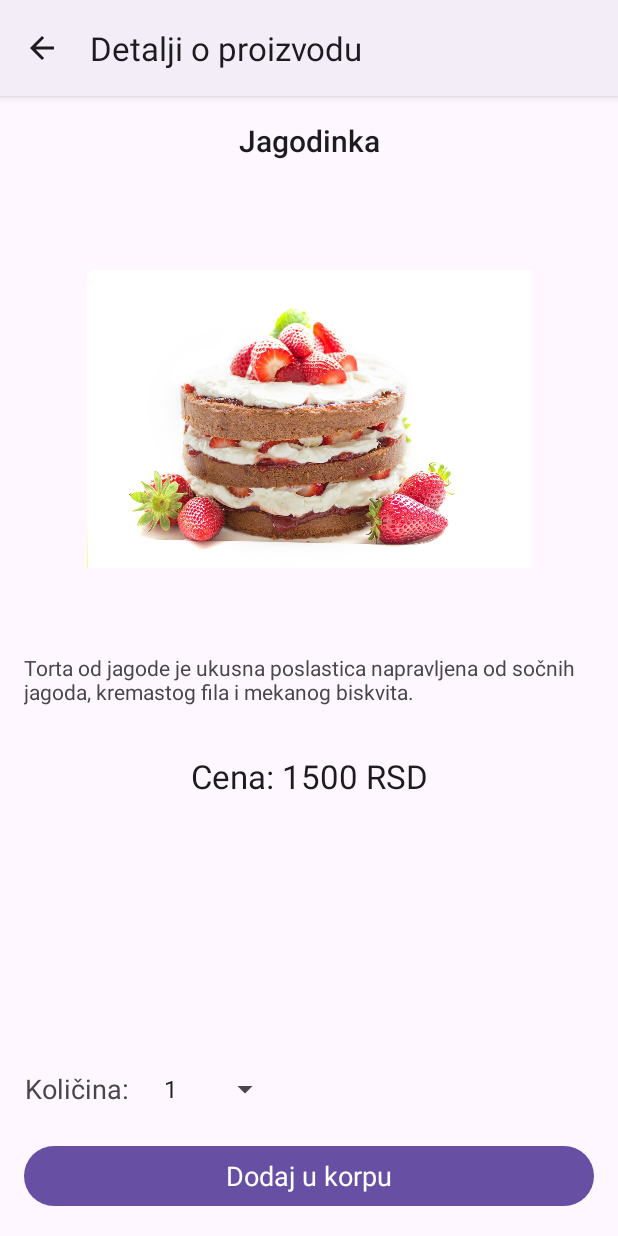
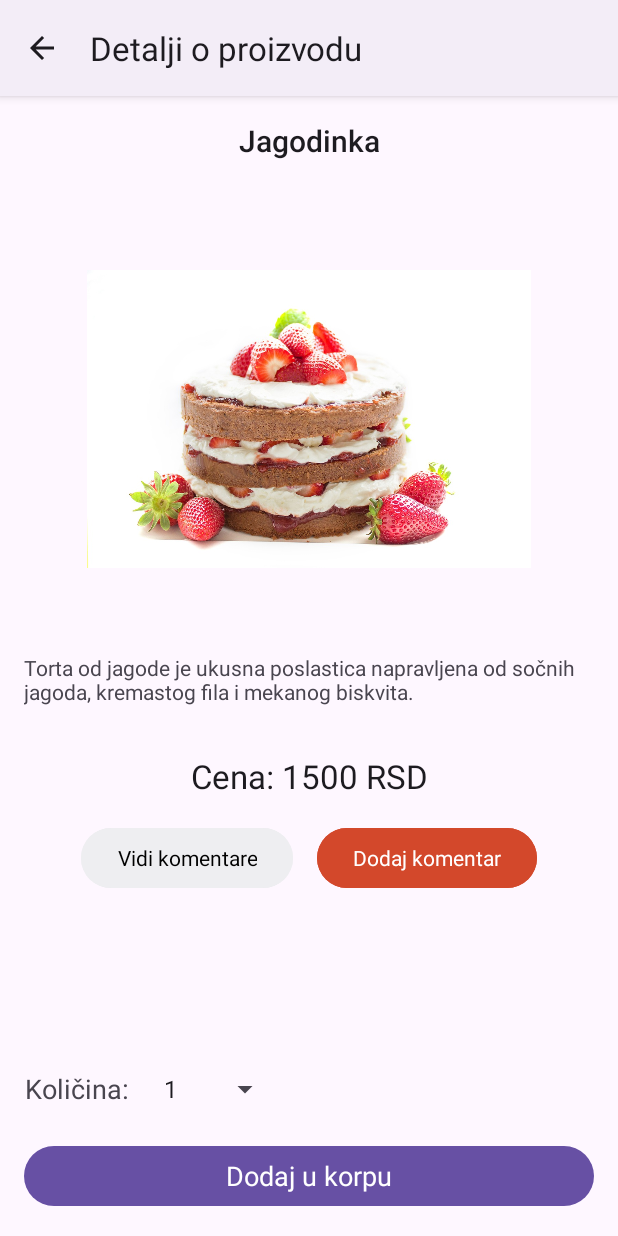
Before and after one commit to jovan-vukic/confectionery-shop, an Android app: the screen it shows after launch (ProductDetailsActivity), after a tap on "Jagodinka", on a phone screen of 412 x 824 dp. Run offline under Robolectric (Android 15) with nearby library versions, the phone set to English and light mode, and no system bars.

Commit message:
Add buttons for viewing all comments and adding comments in Product Details activity

```diff
--- a/app/src/main/AndroidManifest.xml
+++ b/app/src/main/AndroidManifest.xml
@@ -12,6 +12,12 @@
             android:supportsRtl="true"
             android:theme="@style/Theme.Pkimobile"
             tools:targetApi="31">
+        <activity
+                android:name=".AddCommentActivity"
+                android:exported="false"/>
+        <activity
+                android:name=".AllCommentsActivity"
+                android:exported="false"/>
         <activity
                 android:name=".RegisterActivity"
                 android:exported="false"/>
--- a/app/src/main/java/com/example/pki_mobile/ProductDetailsActivity.java
+++ b/app/src/main/java/com/example/pki_mobile/ProductDetailsActivity.java
@@ -69,6 +69,19 @@ public class ProductDetailsActivity extends AppCompatActivity {
                 finish();
             }
         });
+
+        // Create all comments button click listener
+        Button allCommentsButton = findViewById(R.id.all_comments_btn_product_details);
+        allCommentsButton.setOnClickListener(v -> {
+            Intent intent = new Intent(ProductDetailsActivity.this, AllCommentsActivity.class);
+            startActivity(intent);
+        });
+
+        Button addCommentButton = findViewById(R.id.add_comment_btn_product_details);
+        addCommentButton.setOnClickListener(v -> {
+            Intent intent = new Intent(ProductDetailsActivity.this, AddCommentActivity.class);
+            startActivity(intent);
+        });
     }
 
     @Override
--- a/app/src/main/res/layout/activity_product_details.xml
+++ b/app/src/main/res/layout/activity_product_details.xml
@@ -18,7 +18,7 @@
             android:textAppearance="@style/TextAppearance.AppCompat.Title"
             app:layout_constraintEnd_toEndOf="parent"
             app:layout_constraintStart_toStartOf="parent"
-            app:layout_constraintTop_toTopOf="parent" />
+            app:layout_constraintTop_toTopOf="parent"/>
 
     <ImageView
             android:id="@+id/image_product_details"
@@ -32,7 +32,7 @@
             app:layout_constraintDimensionRatio="1:1"
             app:layout_constraintLeft_toLeftOf="parent"
             app:layout_constraintRight_toRightOf="parent"
-            app:layout_constraintTop_toBottomOf="@id/title_product_details" />
+            app:layout_constraintTop_toBottomOf="@id/title_product_details"/>
 
     <TextView
             android:id="@+id/description_product_details"
@@ -44,7 +44,7 @@
             android:textAppearance="@style/TextAppearance.AppCompat.Small"
             app:layout_constraintEnd_toEndOf="parent"
             app:layout_constraintStart_toStartOf="parent"
-            app:layout_constraintTop_toBottomOf="@id/image_product_details" />
+            app:layout_constraintTop_toBottomOf="@id/image_product_details"/>
 
     <TextView
             android:id="@+id/price_product_details"
@@ -53,12 +53,42 @@
             android:layout_marginStart="16dp"
             android:layout_marginTop="32dp"
             android:layout_marginEnd="16dp"
-            android:text="@string/product_text_placeholder"
+            android:text="@string/price_complex"
             android:textAlignment="center"
             android:textAppearance="@style/TextAppearance.AppCompat.Large"
             app:layout_constraintEnd_toEndOf="parent"
             app:layout_constraintStart_toStartOf="parent"
-            app:layout_constraintTop_toBottomOf="@+id/description_product_details" />
+            app:layout_constraintTop_toBottomOf="@+id/description_product_details"/>
+
+    <Button
+            android:id="@+id/all_comments_btn_product_details"
+            android:layout_width="wrap_content"
+            android:layout_height="wrap_content"
+            android:layout_marginTop="16dp"
+            android:layout_marginStart="64dp"
+            android:layout_marginEnd="8dp"
+            android:text="@string/all_comments_text"
+            android:textColor="@color/black"
+            android:textAppearance="@style/TextAppearance.AppCompat.Small"
+            android:backgroundTint="@color/button_color_3"
+            app:layout_constraintStart_toStartOf="parent"
+            app:layout_constraintEnd_toStartOf="@+id/add_comment_btn_product_details"
+            app:layout_constraintTop_toBottomOf="@+id/price_product_details"/>
+
+    <Button
+            android:id="@+id/add_comment_btn_product_details"
+            android:layout_width="wrap_content"
+            android:layout_height="wrap_content"
+            android:layout_marginTop="16dp"
+            android:layout_marginStart="8dp"
+            android:layout_marginEnd="64dp"
+            android:text="@string/add_comment_text"
+            android:textColor="@color/white"
+            android:textAppearance="@style/TextAppearance.AppCompat.Small"
+            android:backgroundTint="@color/button_color_2"
+            app:layout_constraintEnd_toEndOf="parent"
+            app:layout_constraintStart_toEndOf="@+id/all_comments_btn_product_details"
+            app:layout_constraintTop_toBottomOf="@+id/price_product_details"/>
 
     <TextView
             android:id="@+id/quantity_product_details"
@@ -72,7 +102,7 @@
             android:textAppearance="@style/TextAppearance.AppCompat.Medium"
             app:layout_constraintBottom_toTopOf="@id/add_to_cart_btn_product_details"
             app:layout_constraintLeft_toLeftOf="parent"
-            app:layout_constraintRight_toLeftOf="@id/quantity_spinner_product_details" />
+            app:layout_constraintRight_toLeftOf="@id/quantity_spinner_product_details"/>
 
     <Spinner
             android:id="@+id/quantity_spinner_product_details"
@@ -83,7 +113,7 @@
             android:gravity="center_vertical"
             android:spinnerMode="dialog"
             app:layout_constraintBottom_toTopOf="@id/add_to_cart_btn_product_details"
-            app:layout_constraintLeft_toRightOf="@id/quantity_product_details" />
+            app:layout_constraintLeft_toRightOf="@id/quantity_product_details"/>
 
     <Button
             android:id="@+id/add_to_cart_btn_product_details"
@@ -94,5 +124,5 @@
             android:textAppearance="@style/TextAppearance.AppCompat.Medium"
             app:layout_constraintBottom_toBottomOf="parent"
             app:layout_constraintLeft_toLeftOf="parent"
-            app:layout_constraintRight_toRightOf="parent" />
+            app:layout_constraintRight_toRightOf="parent"/>
 </androidx.constraintlayout.widget.ConstraintLayout>
--- a/app/src/main/res/values/colors.xml
+++ b/app/src/main/res/values/colors.xml
@@ -5,5 +5,7 @@
     <color name="pane_background_color">#E1E0E4</color>
     <color name="item_background">#FEFEFE</color>
     <color name="button_color">#9B21D9</color>
+    <color name="button_color_2">#D3482B</color>
+    <color name="button_color_3">#EEEEF1</color>
     <color name="yellow">#E1DF9B</color>
 </resources>
--- a/app/src/main/res/values/strings.xml
+++ b/app/src/main/res/values/strings.xml
@@ -51,6 +51,10 @@
     <string name="buyer_text">Kupac</string>
     <string name="employee_text">Zaposleni</string>
     <string name="sign_in_text">Nemate nalog? Kreirajte nalog.</string>
+    <string name="all_comments_text">Vidi komentare</string>
+    <string name="add_comment_text">Dodaj komentar</string>
+    <string name="comments">Komentari</string>
+    <string name="add_comment">Dodaj komentar</string>
     <string-array name="product_types">
         <item>Torte</item>
         <item>Kolaci</item>
```
Also changed, not shown: app/src/main/java/com/example/pki_mobile/AddCommentActivity.java (added, +27 -0 lines), app/src/main/java/com/example/pki_mobile/AllCommentsActivity.java (added, +27 -0 lines), app/src/main/res/layout/activity_add_comment.xml (added, +10 -0 lines), app/src/main/res/layout/activity_all_comments.xml (added, +10 -0 lines).
